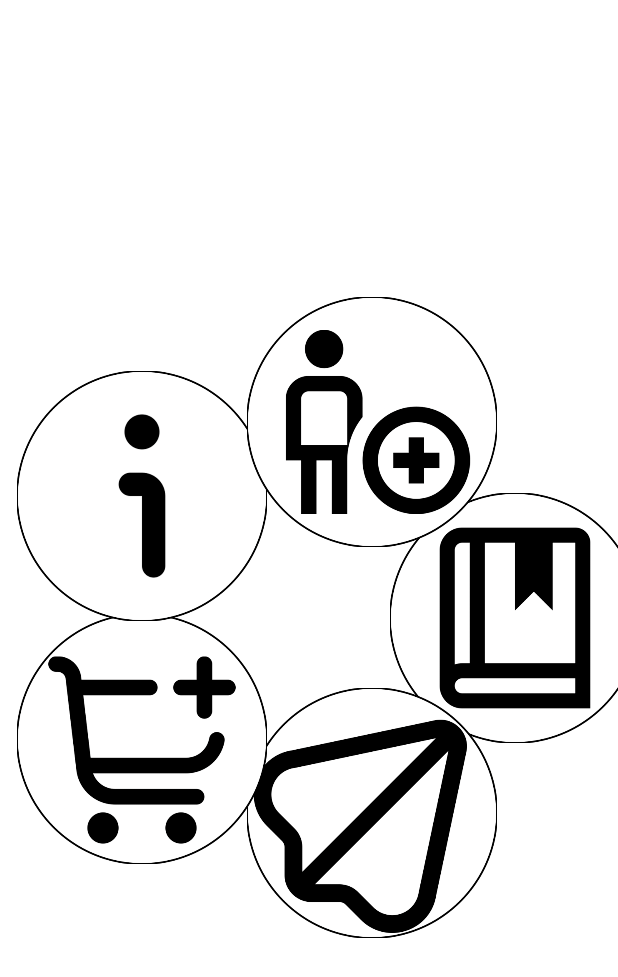
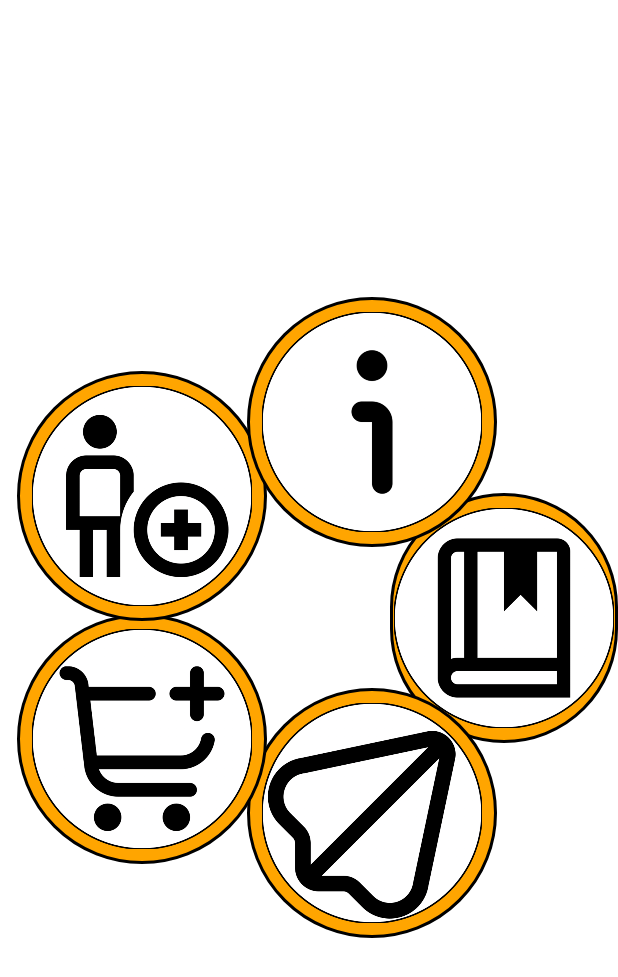
Before and after one commit to mazki10/AndroidFuxia, an Android app: the layout activity_main.xml on its own in the app's theme, with its tools: preview values and no code run, on a phone screen of 412 x 824 dp. Shown: the top 977 px of the screen. Run offline under Robolectric (Android 15) with nearby library versions, the phone set to English and light mode, and no system bars.

Commit message:
se ha arreglado el menu

```diff
--- a/app/src/main/AndroidManifest.xml
+++ b/app/src/main/AndroidManifest.xml
@@ -13,10 +13,7 @@
         android:theme="@style/Theme.AlmohadasComodasAdemásBonitas"
         tools:targetApi="31">
         <activity
-            android:name=".presentation.agenda.activity_agenda"
-            android:exported="false" />
-        <activity
-            android:name=".presentation.agenda.agenda"
+            android:name=".agenda"
             android:exported="false" />
         <activity
             android:name=".MainActivity"
--- a/app/src/main/java/com/example/almohadascomodasademsbonitas/CircularLayout.java
+++ b/app/src/main/java/com/example/almohadascomodasademsbonitas/CircularLayout.java
@@ -1,21 +1,21 @@
 package com.example.almohadascomodasademsbonitas;
 
-import android.animation.ValueAnimator;
 import android.content.Context;
-import android.graphics.Bitmap;
 import android.graphics.Canvas;
-import android.graphics.Color;
-import android.graphics.Paint;
-import android.graphics.drawable.BitmapDrawable;
-import android.graphics.drawable.Drawable;
 import android.util.AttributeSet;
 import android.view.MotionEvent;
 import android.view.View;
+import android.view.ViewGroup;
+import android.widget.ImageButton;
+import android.widget.ImageView;
+import android.widget.RelativeLayout;
+
+import java.util.ArrayList;
+import java.util.List;
 
 public class CircularLayout extends View {
 
     private static final int NUM_ITEMS = 5;
-    private Paint paint = new Paint();
     private float[] cx = new float[NUM_ITEMS];
     private float[] cy = new float[NUM_ITEMS];
     private float[] currentCx = new float[NUM_ITEMS];
@@ -23,10 +23,17 @@ public class CircularLayout extends View {
     private float radius;
     private float centerX;
     private float centerY;
+    private List<ImageButton> imageButtonList = new ArrayList<>();
 
-    private float prevX;
-    private float prevY;
     private boolean isTouching = false;
+
+    private int[] imageResources = new int[]{
+            R.drawable.agenda,
+            R.drawable.enviar,
+            R.drawable.pedidos,
+            R.drawable.partners,
+            R.drawable.informacion
+    };
 
     public CircularLayout(Context context) {
         super(context);
@@ -39,20 +46,13 @@ public class CircularLayout extends View {
     }
 
     private void init() {
-        paint.setColor(Color.WHITE);
-        paint.setStyle(Paint.Style.FILL);
-
         // Configura eventos táctiles
-        setOnTouchListener(new OnTouchListener() {
-            @Override
-            public boolean onTouch(View v, MotionEvent event) {
+        setOnTouchListener((v, event) -> {
             float x = event.getX();
             float y = event.getY();
 
             switch (event.getAction()) {
                 case MotionEvent.ACTION_DOWN:
-                        prevX = x;
-                        prevY = y;
                     isTouching = true;
                     break;
                 case MotionEvent.ACTION_MOVE:
@@ -73,7 +73,6 @@ public class CircularLayout extends View {
                     break;
             }
             return true;
-            }
         });
     }
 
@@ -83,7 +82,6 @@ public class CircularLayout extends View {
             currentCx[i] = centerX + radius * (float) Math.cos(newAngle);
             currentCy[i] = centerY + radius * (float) Math.sin(newAngle);
 
-            // Actualiza las posiciones de las imágenes para su dibujo
             cx[i] = currentCx[i];
             cy[i] = currentCy[i];
         }
@@ -93,12 +91,10 @@ public class CircularLayout extends View {
     protected void onSizeChanged(int w, int h, int oldw, int oldh) {
         super.onSizeChanged(w, h, oldw, oldh);
 
-        // Calcula el centro y el radio del círculo
         centerX = w / 2f;
         centerY = h / 2f;
         radius = Math.min(w, h) / 3f;
 
-        // Calcula las posiciones iniciales de los círculos
         for (int i = 0; i < NUM_ITEMS; i++) {
             double angle = (i * (2 * Math.PI) / NUM_ITEMS);
             cx[i] = centerX + radius * (float) Math.cos(angle);
@@ -110,31 +106,53 @@ public class CircularLayout extends View {
     protected void onDraw(Canvas canvas) {
         super.onDraw(canvas);
 
-       Drawable[] images = new Drawable[NUM_ITEMS];
-        images[0] = getResources().getDrawable(R.drawable.agenda);
-        images[1] = getResources().getDrawable(R.drawable.enviar);
-        images[2] = getResources().getDrawable(R.drawable.pedidos);
-        images[3] = getResources().getDrawable(R.drawable.informacion);
-        images[4] = getResources().getDrawable(R.drawable.partners);
+        if (imageButtonList.isEmpty()) {
+            createImageButtons();
+        } else {
+            updateImageButtonsPositions();
+        }
+    }
+
+    private void createImageButtons() {
+        RelativeLayout.LayoutParams layoutParams;
+        int buttonSize = 250; // Nuevo tamaño deseado para los botones de imagen
 
         for (int i = 0; i < NUM_ITEMS; i++) {
-            if (images[i] != null) {
-                Bitmap bitmap = ((BitmapDrawable) images[i]).getBitmap();
-                int width = bitmap.getWidth();
-                int height = bitmap.getHeight();
+            ImageButton imageButton = new ImageButton(getContext());
+            // Establece las imágenes para cada botón de imagen
+            imageButton.setImageResource(imageResources[i]);
 
-                // Escalar la imagen al tamaño deseado (puedes ajustar estos valores)
-                int scaledWidth = 250; // Ancho escalado deseado
-                int scaledHeight = 250; // Altura escalada deseada
+            imageButton.setBackgroundResource(R.drawable.button_shape);
 
-                Bitmap scaledBitmap = Bitmap.createScaledBitmap(bitmap, scaledWidth, scaledHeight, true);
-                images[i] = new BitmapDrawable(getResources(), scaledBitmap);
+            // Escala la imagen dentro del botón
+            imageButton.setScaleType(ImageView.ScaleType.FIT_CENTER);
 
-                // Dibujar la imagen escalada en el lienzo
-                images[i].setBounds((int) (cx[i] - scaledWidth / 2), (int) (cy[i] - scaledHeight / 2),
-                        (int) (cx[i] + scaledWidth / 2), (int) (cy[i] + scaledHeight / 2));
-                images[i].draw(canvas);
+            layoutParams = new RelativeLayout.LayoutParams(buttonSize, buttonSize);
+            layoutParams.leftMargin = (int) (cx[i] - buttonSize / 2);
+            layoutParams.topMargin = (int) (cy[i] - buttonSize / 2);
+            imageButton.setLayoutParams(layoutParams);
+
+            // Asegúrate de tener un ID único para cada botón si es necesario
+            imageButton.setId(i + 1);
+
+            imageButtonList.add(imageButton); // Agregar a la lista
+            ((RelativeLayout) getParent()).addView(imageButton);
         }
     }
+
+    private void updateImageButtonsPositions() {
+        RelativeLayout.LayoutParams layoutParams;
+        int buttonSize = 250; // Nuevo tamaño deseado para los botones de imagen
+
+        for (int i = 0; i < NUM_ITEMS; i++) {
+            ImageButton imageButton = imageButtonList.get(i);
+
+            layoutParams = (RelativeLayout.LayoutParams) imageButton.getLayoutParams();
+            layoutParams.leftMargin = (int) (cx[i] - buttonSize / 2);
+            layoutParams.topMargin = (int) (cy[i] - buttonSize / 2);
+
+            imageButton.setLayoutParams(layoutParams);
         }
     }
+
+}
--- a/app/src/main/java/com/example/almohadascomodasademsbonitas/presentation/agenda/Login.java
+++ /dev/null
@@ -1,4 +0,0 @@
-package com.example.almohadascomodasademsbonitas.presentation.agenda;
-
-public class Login {
-}
--- /dev/null
+++ b/app/src/main/res/drawable/button_shape.xml
@@ -0,0 +1,9 @@
+<?xml version="1.0" encoding="utf-8"?>
+<shape xmlns:android="http://schemas.android.com/apk/res/android"
+    android:shape="rectangle">
+    <corners android:radius="360dp" /> <!-- Ajusta el radio para redondear los bordes -->
+    <solid android:color="@color/orange" />
+    <stroke
+        android:width="2dp"
+        android:color="@color/black" /> <!-- Color y ancho del borde -->
+</shape>
--- a/app/src/main/res/layout/activity_agenda.xml
+++ b/app/src/main/res/layout/activity_agenda.xml
@@ -8,7 +8,7 @@
     android:orientation="vertical"
     android:paddingLeft="50dp"
     android:paddingRight="50dp"
-    tools:context=".presentation.agenda.activity_agenda">
+    tools:context=".agenda">
 
     <TextView
         android:id="@+id/tv"
@@ -22,4 +22,5 @@
         android:layout_height="wrap_content"
         android:layout_marginTop="100dp"
         android:text="@string/abrirCal" />
+
 </LinearLayout>
--- a/app/src/main/res/values/themes.xml
+++ b/app/src/main/res/values/themes.xml
@@ -24,4 +24,9 @@
     <style name="MyActionBarTitleText" parent="@style/TextAppearance.AppCompat.Widget.ActionBar.Title">
         <item name="android:textColor">@color/white</item>
     </style>
+
+    <style name="ImageButtonRounded">
+        <item name="android:background">@drawable/button_shape</item>
+    </style>
+
 </resources>
```
Also changed, not shown: app/src/main/java/com/example/almohadascomodasademsbonitas/MainActivity.java (+8 -3 lines), app/src/main/java/com/example/almohadascomodasademsbonitas/agenda.java (renamed from app/src/main/java/com/example/almohadascomodasademsbonitas/presentation/agenda/activity_agenda.java, +13 -15 lines), app/src/main/java/com/example/almohadascomodasademsbonitas/presentation/agenda/agenda.java (deleted, +0 -16 lines). Lines whose indentation alone changed are shown as unchanged.
